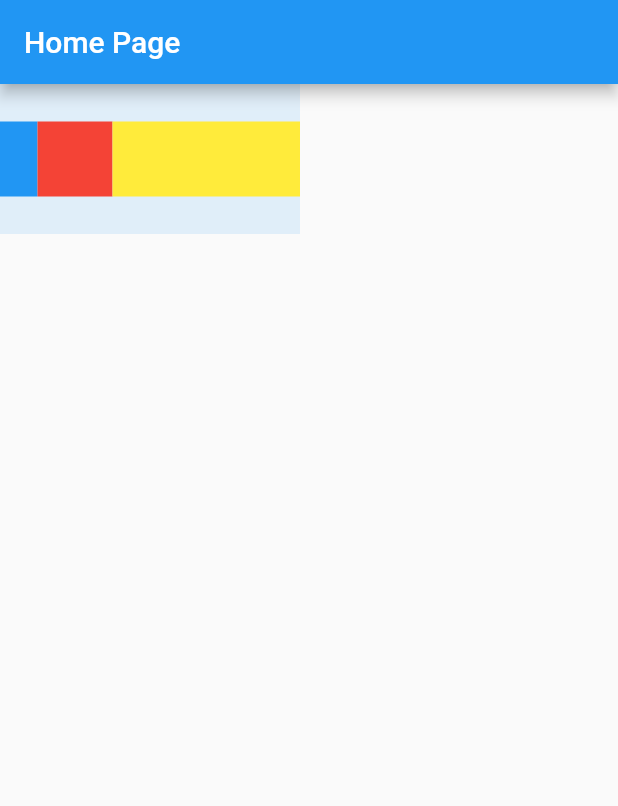
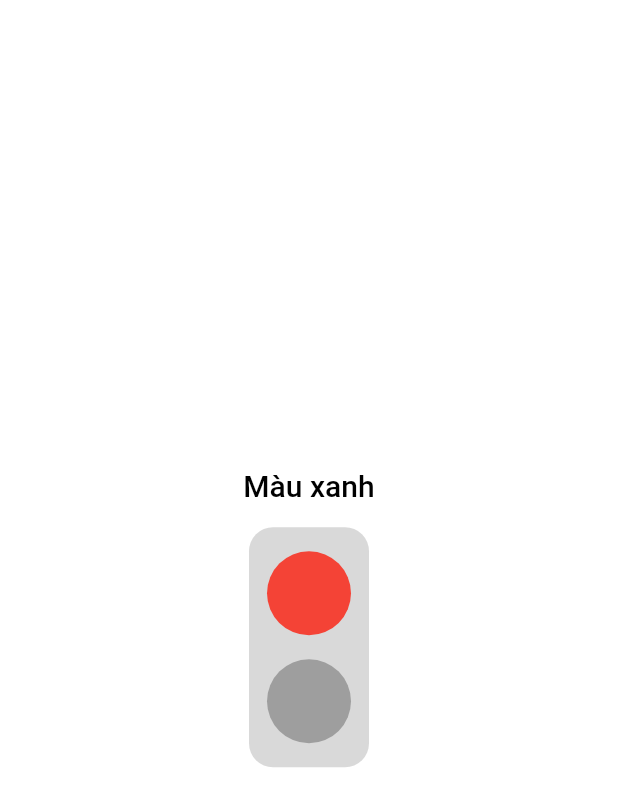
Before and after one commit to anhnt224/flutter_training_course_2, a Flutter app: the screen it shows after launch, on a phone screen of 412 x 824 dp. Shown: the top 806 px of the screen. Run offline on Flutter 3.47's test engine with Material 2 defaults, Android fonts, the phone set to English and light mode, and no system bars.

Commit message:
explore widgets

```diff
--- a/lib/main.dart
+++ b/lib/main.dart
@@ -1,11 +1,14 @@
 import 'package:flutter/material.dart';
+import 'package:flutter_training_course/screens/home_screen.dart';
+import 'package:flutter_training_course/widgets/user_image_widget.dart';
+import 'dart:developer' as devtools show log;
 
 void main() {
   runApp(const MyApp());
 }
 
 class MyApp extends StatelessWidget {
-  const MyApp({Key? key}) : super(key: key);
+  const MyApp({super.key});
 
   // This widget is the root of your application.
   @override
@@ -13,6 +16,7 @@ class MyApp extends StatelessWidget {
     return MaterialApp(
       title: 'Flutter Demo',
       theme: ThemeData(
+        brightness: Brightness.dark,
         // This is the theme of your application.
         //
         // Try running your application with "flutter run". You'll see the
@@ -24,51 +28,133 @@ class MyApp extends StatelessWidget {
         // is not restarted.
         primarySwatch: Colors.blue,
       ),
-      home: const HomePage(),
+      themeMode: ThemeMode.dark,
+      home: Material(child: HomeScreen()),
     );
   }
 }
 
-class HomePage extends StatelessWidget {
-  const HomePage({Key? key}) : super(key: key);
+class HomeScreen extends StatefulWidget {
+  const HomeScreen({Key? key}) : super(key: key);
+
+  @override
+  State<HomeScreen> createState() => _HomeScreenState();
+}
+
+class _HomeScreenState extends State<HomeScreen> {
+  String _title = "Màu xanh";
+  @override
+  Widget build(BuildContext context) {
+    return Container(
+      color: Colors.white,
+      child: Column(
+        mainAxisAlignment: MainAxisAlignment.center,
+        children: [
+          Text(
+            _title,
+            style: TextStyle(
+                color: Colors.black, fontSize: 20, fontWeight: FontWeight.w500),
+          ),
+          SizedBox(
+            height: 16,
+          ),
+          TrafficLightWidget(
+            width: 80,
+            height: 160,
+            onColorChanged: (color) {
+              setState(() {
+                if (color == Colors.green) {
+                  _title = "Màu xanh";
+                } else {
+                  _title = "Màu đỏ";
+                }
+              });
+            },
+          ),
+        ],
+      ),
+    );
+  }
+}
+
+// Co 2 mau - do, xanh
+class TrafficLightWidget extends StatefulWidget {
+  const TrafficLightWidget({
+    Key? key,
+    required this.height,
+    required this.width,
+    required this.onColorChanged,
+  }) : super(key: key);
+
+  final double height; // pixel
+  final double width;
+  final ValueChanged<Color> onColorChanged;
+
+  @override
+  State<TrafficLightWidget> createState() => _TrafficLightWidgetState();
+}
+
+class _TrafficLightWidgetState extends State<TrafficLightWidget> {
+  Color currentColor = Colors.red;
+
+  void _onRedLightTap() {
+    // notify
+    widget.onColorChanged(Colors.red);
+
+    //update UI
+    setState(() {
+      currentColor = Colors.red;
+    });
+  }
+
+  void _onGreenLightTap() {
+    widget.onColorChanged(Colors.green);
+    setState(() {
+      currentColor = Colors.green;
+    });
+  }
 
   @override
   Widget build(BuildContext context) {
-    return Scaffold(
-      appBar: AppBar(title: const Text('Home Page')),
-      body: SafeArea(
-        child: Container(
-          width: 200,
-          height: 100,
-          color: Colors.blue.withAlpha(30),
-          child: Row(
-            crossAxisAlignment: CrossAxisAlignment.center,
-            mainAxisAlignment: MainAxisAlignment.spaceBetween,
+    devtools.log('Rebuild Traffic light');
+    return Container(
+      width: widget.width,
+      height: widget.height,
+      decoration: BoxDecoration(
+        color: Colors.grey.withAlpha(100),
+        borderRadius: BorderRadius.circular(16),
+      ),
+      child: Center(
+        child: Column(
           mainAxisSize: MainAxisSize.min,
           children: [
-              Expanded(
-                flex: 1,
+            GestureDetector(
+              onTap: _onRedLightTap,
               child: Container(
-                  width: 50,
-                  height: 50,
-                  color: Colors.blue,
+                width: 56,
+                height: 56,
+                decoration: BoxDecoration(
+                  color: currentColor == Colors.red ? Colors.red : Colors.grey,
+                  shape: BoxShape.circle,
                 ),
               ),
-              Container(
-                width: 50,
-                height: 50,
-                color: Colors.red,
             ),
-              Expanded(
-                flex: 5,
+            const SizedBox(
+              height: 16,
+            ),
+            GestureDetector(
+              onTap: _onGreenLightTap,
               child: Container(
-                  width: 50,
-                  height: 50,
-                  color: Colors.yellow,
+                width: 56,
+                height: 56,
+                decoration: BoxDecoration(
+                  color:
+                      currentColor == Colors.green ? Colors.green : Colors.grey,
+                  shape: BoxShape.circle,
                 ),
               ),
+            )
           ],
-          ),
         ),
       ),
     );
--- /dev/null
+++ b/lib/user.dart
@@ -0,0 +1 @@
+class User {}
```
Also changed, not shown: lib/screens/home_screen.dart (added, +80 -0 lines), lib/widgets/user_image_widget.dart (added, +46 -0 lines). Lines whose indentation alone changed are shown as unchanged.
